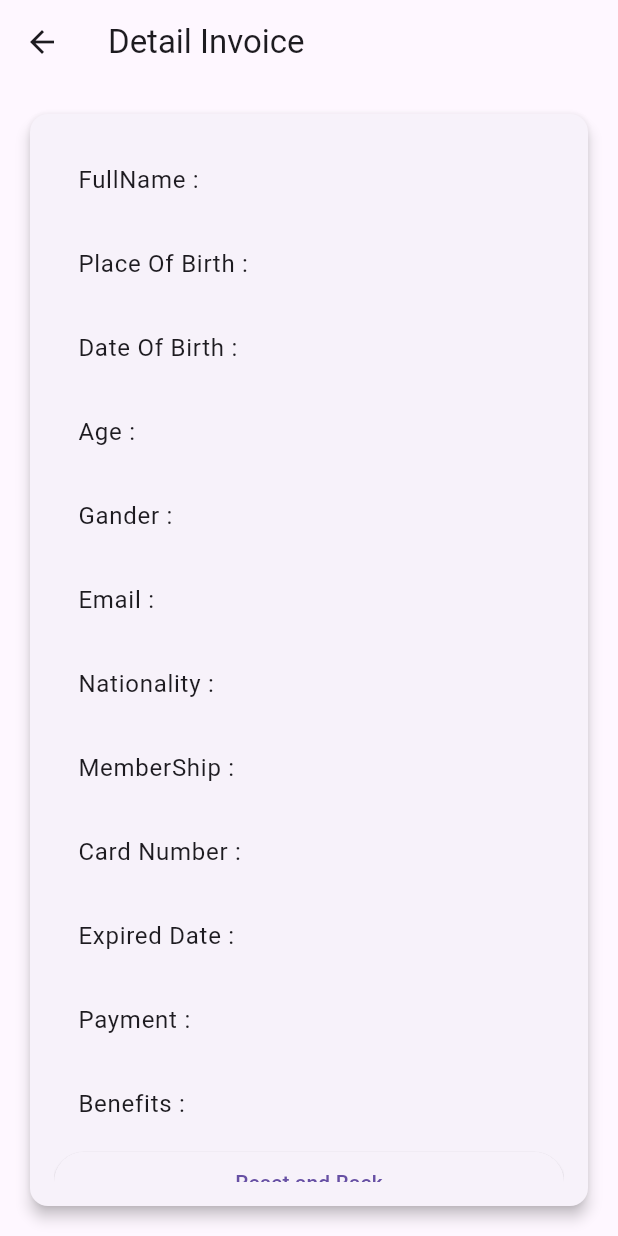
After one commit to sandysptra09/LEARN_GETX, a Flutter app: the InvoiceView screen opened by its route, scrolled down 499 dp, after a tap on "Submit", on a phone screen of 412 x 824 dp. The commit adds this screen. Run offline on Flutter 3.47's test engine with Material 3 defaults, Android fonts, the light colour scheme and no system bars; our stand-ins replace get.

Commit message:
create page invoice, form invoice and detail or result of invoice

```diff
--- a/lib/app/modules/biodata/controllers/biodata_controller.dart
+++ b/lib/app/modules/biodata/controllers/biodata_controller.dart
@@ -47,7 +47,7 @@ class BiodataController extends GetxController {
 
   void submitForm() {
     print(
-        'Data formulir: $nama, $tanggalLahir, $agama, $jenisKelamin, $alamat, ${hobi.value}');
+        '$nama, $tanggalLahir, $agama, $jenisKelamin, $alamat, ${hobi.value}');
     isFormSubmitted.value = true;
   }
 }
--- a/lib/app/modules/home/views/home_view.dart
+++ b/lib/app/modules/home/views/home_view.dart
@@ -48,6 +48,16 @@ class HomeView extends GetView<HomeController> {
                 },
                 child: Text("Go to Biodata Page"),
               ),
+            ),
+            Container(
+              margin: EdgeInsets.only(top: 10),
+              child: ElevatedButton(
+                onPressed: () {
+                  Get.toNamed('/invoice');
+                  // Get.to(ProfileView());
+                },
+                child: Text("Go to Invoice Page"),
+              ),
             )
           ],
         ),
--- /dev/null
+++ b/lib/app/modules/invoice/bindings/invoice_binding.dart
@@ -0,0 +1,12 @@
+import 'package:get/get.dart';
+
+import '../controllers/invoice_controller.dart';
+
+class InvoiceBinding extends Bindings {
+  @override
+  void dependencies() {
+    Get.lazyPut<InvoiceController>(
+      () => InvoiceController(),
+    );
+  }
+}
--- /dev/null
+++ b/lib/app/modules/invoice/controllers/invoice_controller.dart
@@ -0,0 +1,105 @@
+import 'package:flutter/material.dart';
+import 'package:get/get.dart';
+import 'package:intl/intl.dart';
+import 'package:learn_getx/app/modules/invoice/views/invoice_view_output.dart';
+
+class InvoiceController extends GetxController {
+  // state for personal information
+  var fullname = ''.obs;
+  var place_of_birth = ''.obs;
+  var date_of_birth = ''.obs;
+  var age = ''.obs;
+  var gender = ''.obs;
+  var email = ''.obs;
+  var nationality = ''.obs;
+
+  Future<void> dateOfBirth(BuildContext context) async {
+    final DateTime? picked = await showDatePicker(
+        context: context,
+        initialDate: DateTime.now(),
+        firstDate: DateTime(1900),
+        lastDate: DateTime.now());
+
+    if (picked != null) {
+      final currentDate = DateTime.now();
+      final ageResult = currentDate.year -
+          picked.year -
+          ((currentDate.month > picked.month ||
+                  (currentDate.month == picked.month &&
+                      currentDate.day >= picked.day))
+              ? 0
+              : 1);
+
+      date_of_birth.value = DateFormat('yyyy-MM-dd').format(picked);
+      age.value = ageResult.toString();
+    }
+  }
+
+  // state for type of membership
+  var type_membership = ''.obs;
+  var benefit = ''.obs;
+
+  // state for payment details
+  var card_number = ''.obs;
+  var expire_date = ''.obs;
+  var payment = ''.obs;
+
+  void setTypeMembership(String type) {
+    type_membership.value = type;
+
+    if (type == 'Reguler') {
+      payment.value = '50000';
+      benefit.value = 'Membership 1 month';
+    } else if (type == 'Gold') {
+      payment.value = '150000';
+      benefit.value = 'Membership 1 month and free snacks';
+    } else if (type == 'Premium') {
+      payment.value = '250000';
+      benefit.value = 'Membership 2 months, free snacks, and free Wi-fi';
+    } else if (type == 'VIP') {
+      payment.value = '500000';
+      benefit.value =
+          'Membership 3 months, free snacks, free Wi-fi, and concer tickets';
+    } else {
+      payment.value = '';
+      benefit.value = '';
+    }
+    print('Payment: ${payment.value}, Benefit: ${benefit.value}');
+  }
+
+  Future<void> expireDate(BuildContext context) async {
+    final DateTime? picked = await showDatePicker(
+        context: context,
+        initialDate: DateTime.now(),
+        firstDate: DateTime.now(),
+        lastDate: DateTime(2100));
+
+    if (picked != null) {
+      final formattedDate = DateFormat('yyyy-MM-dd').format(picked);
+      expire_date.value = formattedDate;
+    }
+  }
+
+  var isFormSubmitted = false.obs;
+
+  void submitForm() {
+    '$fullname, $place_of_birth, $date_of_birth, $age, $gender, $email, $nationality, $setTypeMembership(type), $card_number, $expire_date';
+    isFormSubmitted.value = true;
+    Get.to(InvoiceViewOutput());
+  }
+
+  // reset form data
+  void resetData() {
+    fullname.value = '';
+    place_of_birth.value = '';
+    date_of_birth.value = '';
+    gender.value = '';
+    email.value = '';
+    nationality.value = '';
+    type_membership.value = '';
+    card_number.value = '';
+    expire_date.value = '';
+    payment.value = '';
+    benefit.value = '';
+  }
+}
--- /dev/null
+++ b/lib/app/modules/invoice/views/invoice_view.dart
@@ -0,0 +1,305 @@
+import 'package:flutter/material.dart';
+
+import 'package:get/get.dart';
+
+import '../controllers/invoice_controller.dart';
+
+class InvoiceView extends StatelessWidget {
+  InvoiceView({Key? key}) : super(key: key);
+
+  final InvoiceController invoiceController = Get.put(InvoiceController());
+
+  @override
+  Widget build(BuildContext context) {
+    return Scaffold(
+        appBar: AppBar(
+          title: const Text('InvoiceView'),
+          centerTitle: true,
+        ),
+        body: SingleChildScrollView(
+          child: Padding(
+            padding: EdgeInsets.all(10),
+            child: Column(
+              crossAxisAlignment: CrossAxisAlignment.stretch,
+              children: [
+                Container(
+                  child: Form(
+                    child: Column(
+                      crossAxisAlignment: CrossAxisAlignment.stretch,
+                      children: [
+                        Container(
+                          margin: EdgeInsets.only(top: 10, bottom: 10),
+                          padding: EdgeInsets.only(
+                              top: 10, bottom: 10, right: 10, left: 10),
+                          color: Colors.blue[100],
+                          child: Text(
+                            "Personal Information",
+                            style: TextStyle(
+                              fontSize: 20,
+                              fontWeight: FontWeight.w400,
+                            ),
+                          ),
+                        ),
+                        Container(
+                          margin: EdgeInsets.all(10),
+                          padding: EdgeInsets.all(10),
+                          child: TextFormField(
+                            decoration: InputDecoration(labelText: 'Full Name'),
+                            onChanged: (value) =>
+                                invoiceController.fullname.value = value,
+                          ),
+                        ),
+                        Container(
+                          margin: EdgeInsets.all(10),
+                          padding: EdgeInsets.all(10),
+                          child: TextFormField(
+                            decoration:
+                                InputDecoration(labelText: 'Place of Birth'),
+                            onChanged: (value) =>
+                                invoiceController.place_of_birth.value = value,
+                          ),
+                        ),
+                        Container(
+                          margin: EdgeInsets.all(10),
+                          padding: EdgeInsets.all(10),
+                          child: InkWell(
+                            onTap: () => invoiceController.dateOfBirth(context),
+                            child: InputDecorator(
+                              decoration: InputDecoration(
+                                labelText: 'Date of Birth',
+                                hintText: 'Please input your date of birth',
+                              ),
+                              child: Row(
+                                mainAxisAlignment:
+                                    MainAxisAlignment.spaceBetween,
+                                children: [
+                                  Obx(() => Text(
+                                      invoiceController.date_of_birth.value)),
+                                ],
+                              ),
+                            ),
+                          ),
+                        ),
+                        Container(
+                          margin: EdgeInsets.only(
+                              top: 0, bottom: 5, left: 10, right: 10),
+                          padding: EdgeInsets.all(10),
+                          child: Column(
+                            children: [
+                              Container(
+                                margin: EdgeInsets.only(bottom: 5),
+                                alignment: Alignment.topLeft,
+                                child: Text(
+                                  "Gender",
+                                  style: TextStyle(
+                                    fontSize: 16,
+                                  ),
+                                  textAlign: TextAlign.end,
+                                ),
+                              ),
+                              Row(
+                                children: [
+                                  Obx(() => Radio(
+                                        value: 'Man',
+                                        groupValue:
+                                            invoiceController.gender.value,
+                                        onChanged: (value) => invoiceController
+                                            .gender.value = value!,
+                                      )),
+                                  Text('Man'),
+                                  Obx(() => Radio(
+                                        value: 'Woman',
+                                        groupValue:
+                                            invoiceController.gender.value,
+                                        onChanged: (value) => invoiceController
+                                            .gender.value = value!,
+                                      )),
+                                  Text('Woman'),
+                                ],
+                              ),
+                            ],
+                          ),
+                        ),
+                        Container(
+                          margin: EdgeInsets.all(10),
+                          padding: EdgeInsets.all(10),
+                          child: TextFormField(
+                            decoration: InputDecoration(labelText: 'Email'),
+                            onChanged: (value) =>
+                                invoiceController.email.value = value,
+                          ),
+                        ),
+                        Container(
+                          margin: EdgeInsets.all(10),
+                          padding: EdgeInsets.all(10),
+                          child: TextFormField(
+                            decoration:
+                                InputDecoration(labelText: 'Nationality'),
+                            onChanged: (value) =>
+                                invoiceController.nationality.value = value,
+                          ),
+                        ),
+                        Container(
+                          margin: EdgeInsets.only(top: 40, bottom: 30),
+                          padding: EdgeInsets.only(
+                              top: 10, bottom: 10, right: 10, left: 10),
+                          color: Colors.blue[100],
+                          child: Text(
+                            "Type of Membership",
+                            style: TextStyle(
+                              fontSize: 20,
+                              fontWeight: FontWeight.w400,
+                            ),
+                          ),
+                        ),
+                        Row(
+                          mainAxisAlignment: MainAxisAlignment.spaceEvenly,
+                          children: [
+                            Row(
+                              children: [
+                                Obx(() => Radio(
+                                      value: 'Reguler',
+                                      groupValue: invoiceController
+                                          .type_membership.value,
+                                      onChanged: (value) => invoiceController
+                                          .setTypeMembership(value!),
+                                    )),
+                                Text('Reguler'),
+                              ],
+                            ),
+                            Row(
+                              children: [
+                                Obx(() => Radio(
+                                      value: 'Gold',
+                                      groupValue: invoiceController
+                                          .type_membership.value,
+                                      onChanged: (value) => invoiceController
+                                          .setTypeMembership(value!),
+                                    )),
+                                Text('Gold'),
+                              ],
+                            ),
+                            Row(
+                              children: [
+                                Obx(() => Radio(
+                                      value: 'Premium',
+                                      groupValue: invoiceController
+                                          .type_membership.value,
+                                      onChanged: (value) => invoiceController
+                                          .setTypeMembership(value!),
+                                    )),
+                                Text('Premium'),
+                              ],
+                            ),
+                            Row(
+                              children: [
+                                Obx(() => Radio(
+                                      value: 'VIP',
+                                      groupValue: invoiceController
+                                          .type_membership.value,
+                                      onChanged: (value) => invoiceController
+                                          .setTypeMembership(value!),
+                                    )),
+                                Text('VIP'),
+                              ],
+                            )
+                          ],
+                        ),
+                        Container(
+                          margin: EdgeInsets.only(top: 50, bottom: 10),
+                          padding: EdgeInsets.only(
+                              top: 10, bottom: 10, right: 10, left: 10),
+                          color: Colors.blue[100],
+                          child: Text(
+                            "Payment Details",
+                            style: TextStyle(
+                              fontSize: 20,
+                              fontWeight: FontWeight.w400,
+                            ),
+                          ),
+                        ),
+                        Container(
+                          margin: EdgeInsets.all(10),
+                          padding: EdgeInsets.all(10),
+                          child: TextFormField(
+                            decoration: InputDecoration(
+                              labelText: 'Card Number',
+                            ),
+                            onChanged: (value) =>
+                                invoiceController.card_number.value = value,
+                          ),
+                        ),
+                        Container(
+                          margin: EdgeInsets.all(10),
+                          padding: EdgeInsets.all(10),
+                          child: InkWell(
+                            onTap: () => invoiceController.expireDate(context),
+                            child: InputDecorator(
+                              decoration: InputDecoration(
+                                labelText: 'Expire Date',
+                                hintText:
+                                    'Please input your expire date for the payment',
+                              ),
+                              child: Row(
+                                mainAxisAlignment:
+                                    MainAxisAlignment.spaceBetween,
+                                children: [
+                                  Obx(() => Text(
+                                      invoiceController.expire_date.value)),
+                                ],
+                              ),
+                            ),
+                          ),
+                        ),
+                        Container(
+                          margin: EdgeInsets.all(10),
+                          padding: EdgeInsets.all(10),
+                          child: Row(
+                            children: [
+                              Text(
+                                "Payment : ",
+                                style: TextStyle(fontSize: 16),
+                              ),
+                              Obx(() => Container(
+                                    decoration: BoxDecoration(
+                                      border: Border(
+                                        bottom: BorderSide(
+                                          color:
+                                              Colors.grey, // Warna garis bawah
+                                          width: 2, // Lebar garis bawah
+                                        ),
+                                      ),
+                                    ),
+                                    child: Text(
+                                      "Rp." + invoiceController.payment.value,
+                                      style: TextStyle(fontSize: 16),
+                                    ),
+                                  )),
+                            ],
+                          ),
+                        ),
+                        ElevatedButton(
+                          onPressed: () => invoiceController.submitForm(),
+                          child: Text('Submit'),
+                        ),
+                        SizedBox(height: 16.0),
+                        Obx(() {
+                          if (invoiceController.isFormSubmitted.value) {
+                            return Text(
+                              'Output: ${invoiceController.fullname}, ${invoiceController.place_of_birth}, ${invoiceController.date_of_birth}, ${invoiceController.gender}, ${invoiceController.email}, ${invoiceController.nationality}, ${invoiceController.type_membership}, ${invoiceController.card_number}, ${invoiceController.expire_date}, ${invoiceController.payment}',
+                              style: TextStyle(fontSize: 16.0),
+                            );
+                          } else {
+                            return SizedBox.shrink();
+                          }
+                        }),
+                      ],
+                    ),
+                  ),
+                ),
+              ],
+            ),
+          ),
+        ));
+  }
+}
--- /dev/null
+++ b/lib/app/modules/invoice/views/invoice_view_output.dart
@@ -0,0 +1,85 @@
+import 'package:flutter/material.dart';
+import 'package:get/get.dart';
+import 'package:learn_getx/app/modules/invoice/views/invoice_view.dart';
+import '../controllers/invoice_controller.dart';
+
+class InvoiceViewOutput extends StatelessWidget {
+  final InvoiceController invoiceController = Get.put(InvoiceController());
+
+  @override
+  Widget build(BuildContext context) {
+    return Scaffold(
+        appBar: AppBar(
+          title: Text("Detail Invoice"),
+        ),
+        body: SafeArea(
+          child: Container(
+            width: double.infinity,
+            height: double.infinity,
+            padding: EdgeInsets.all(16),
+            child: Card(
+              elevation: 4,
+              child: Padding(
+                padding: EdgeInsets.all(16),
+                child: ListView(
+                  children: [
+                    ListTile(
+                      title: Text(
+                          'FullName : ${invoiceController.fullname.value}'),
+                    ),
+                    ListTile(
+                      title: Text(
+                          'Place Of Birth : ${invoiceController.place_of_birth.value}'),
+                    ),
+                    ListTile(
+                      title: Text(
+                          'Date Of Birth : ${invoiceController.date_of_birth.value}'),
+                    ),
+                    ListTile(
+                      title: Text('Age : ${invoiceController.age.value}'),
+                    ),
+                    ListTile(
+                      title: Text('Gander : ${invoiceController.gender.value}'),
+                    ),
+                    ListTile(
+                      title: Text('Email : ${invoiceController.email.value} '),
+                    ),
+                    ListTile(
+                      title: Text(
+                          'Nationality : ${invoiceController.nationality.value} '),
+                    ),
+                    ListTile(
+                      title: Text(
+                          'MemberShip : ${invoiceController.type_membership.value} '),
+                    ),
+                    ListTile(
+                      title: Text(
+                          'Card Number : ${invoiceController.card_number.value} '),
+                    ),
+                    ListTile(
+                      title: Text(
+                          'Expired Date : ${invoiceController.expire_date.value} '),
+                    ),
+                    ListTile(
+                      title:
+                          Text('Payment : ${invoiceController.payment.value} '),
+                    ),
+                    ListTile(
+                      title: Text(
+                          'Benefits : ${invoiceController.benefit.value} '),
+                    ),
+                    ElevatedButton(
+                      onPressed: () {
+                        invoiceController.resetData();
+                        Get.to(InvoiceView());
+                      },
+                      child: Text("Reset and Back"),
+                    ),
+                  ],
+                ),
+              ),
+            ),
+          ),
+        ));
+  }
+}
--- a/lib/app/routes/app_pages.dart
+++ b/lib/app/routes/app_pages.dart
@@ -6,6 +6,8 @@ import '../modules/counter/bindings/counter_binding.dart';
 import '../modules/counter/views/counter_view.dart';
 import '../modules/home/bindings/home_binding.dart';
 import '../modules/home/views/home_view.dart';
+import '../modules/invoice/bindings/invoice_binding.dart';
+import '../modules/invoice/views/invoice_view.dart';
 import '../modules/profile/bindings/profile_binding.dart';
 import '../modules/profile/views/profile_view.dart';
 
@@ -37,5 +39,10 @@ class AppPages {
       page: () => BiodataView(),
       binding: BiodataBinding(),
     ),
+    GetPage(
+      name: _Paths.INVOICE,
+      page: () => InvoiceView(),
+      binding: InvoiceBinding(),
+    ),
   ];
 }
--- a/lib/app/routes/app_routes.dart
+++ b/lib/app/routes/app_routes.dart
@@ -7,6 +7,7 @@ abstract class Routes {
   static const PROFILE = _Paths.PROFILE;
   static const COUNTER = _Paths.COUNTER;
   static const BIODATA = _Paths.BIODATA;
+  static const INVOICE = _Paths.INVOICE;
 }
 
 abstract class _Paths {
@@ -15,4 +16,5 @@ abstract class _Paths {
   static const PROFILE = '/profile';
   static const COUNTER = '/counter';
   static const BIODATA = '/biodata';
+  static const INVOICE = '/invoice';
 }
```
